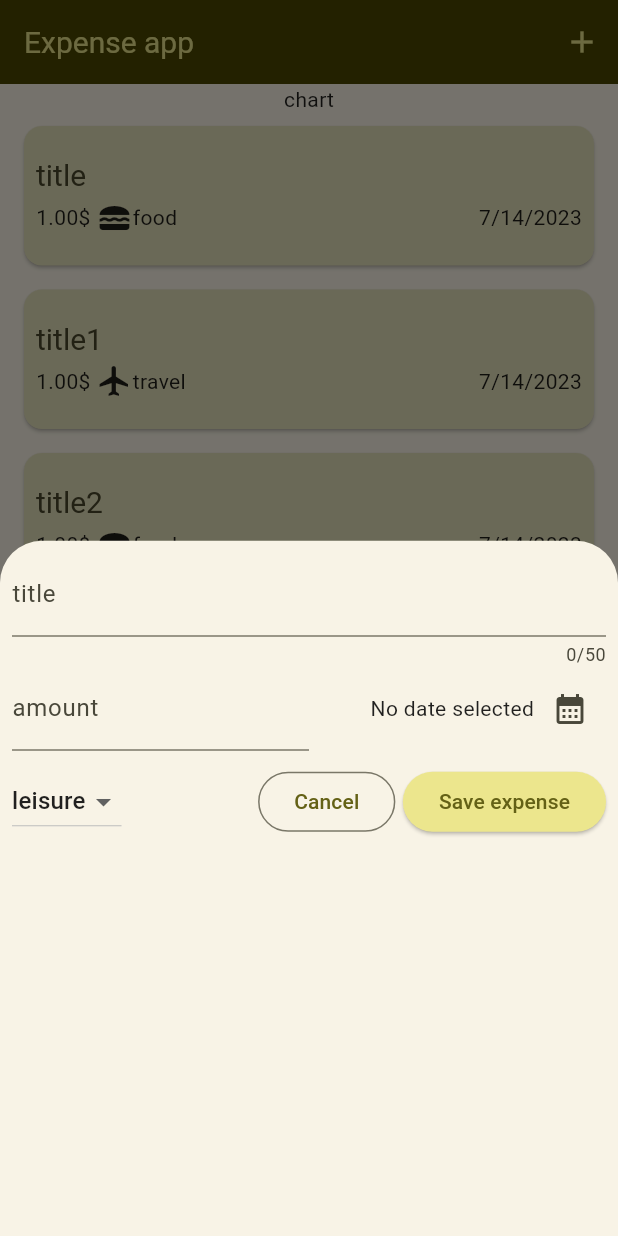
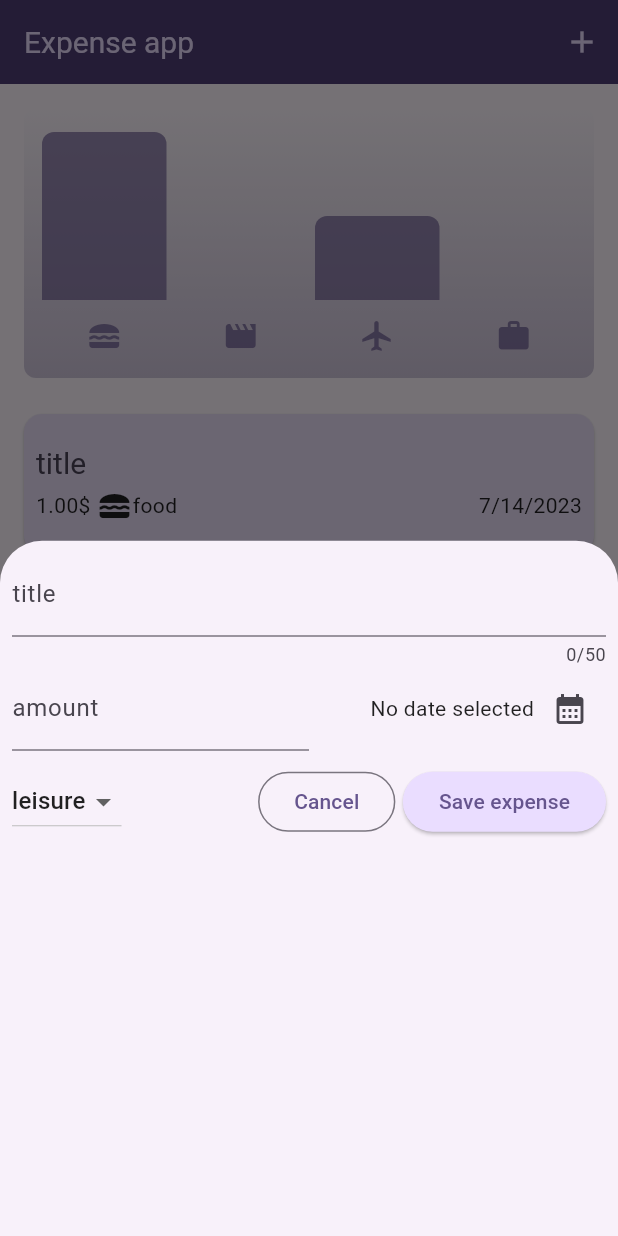
Before and after one commit to lisa-komarova/expense_app, a Flutter app: the screen it shows after launch, after a tap on the "add" icon, on a phone screen of 412 x 824 dp. Run offline on Flutter 3.47's test engine with Material 2 defaults, Android fonts, the phone set to English and light mode, and no system bars.

Commit message:
feat: add chart

```diff
--- a/lib/main.dart
+++ b/lib/main.dart
@@ -2,9 +2,11 @@ import 'package:expense_app/widgets/expenses.dart';
 import 'package:flutter/material.dart';
 
 var kColorScheme =
-    ColorScheme.fromSeed(seedColor: const Color.fromARGB(255, 249, 244, 191));
+    ColorScheme.fromSeed(seedColor: const Color.fromARGB(255, 210, 191, 249));
 var kDarkColorScheme =
-    ColorScheme.fromSeed(seedColor: const Color.fromARGB(255, 107, 98, 0));
+    ColorScheme.fromSeed(
+      brightness: Brightness.dark,
+      seedColor: const Color.fromARGB(255, 77, 0, 107));
 void main() {
   runApp(const MyApp());
 }
--- a/lib/models/expense.dart
+++ b/lib/models/expense.dart
@@ -4,12 +4,12 @@ import 'package:uuid/uuid.dart';
 
 final formatter = DateFormat.yMd();
 const uuid = Uuid();
-enum Category { food, travel, leisure, work }
+enum ExpenseCategory { food, travel, leisure, work }
 const categoryItems = {
-  Category.food: Icons.lunch_dining,
-  Category.travel: Icons.flight,
-  Category.leisure: Icons.movie,
-  Category.work: Icons.work,
+  ExpenseCategory.food: Icons.lunch_dining,
+  ExpenseCategory.travel: Icons.flight,
+  ExpenseCategory.leisure: Icons.movie,
+  ExpenseCategory.work: Icons.work,
 };
 
 class Expense {
@@ -23,7 +23,7 @@ class Expense {
   final String title;
   final double amount;
   final DateTime date;
-  final Category category;
+  final ExpenseCategory category;
 
   String get formatedDate {
     return formatter.format(date);
--- /dev/null
+++ b/lib/models/expense_bucket.dart
@@ -0,0 +1,20 @@
+import 'package:expense_app/models/expense.dart';
+
+class ExpenseBucket {
+  final ExpenseCategory category;
+  final List<Expense> expenses;
+
+  const ExpenseBucket({required this.category, required this.expenses});
+  ExpenseBucket.forCategory(
+      {required List<Expense> allExpenses, required this.category})
+      : expenses = allExpenses
+            .where((element) => element.category == category ? true : false)
+            .toList();
+  double get totalExpenses {
+    double sum = 0;
+    for (final expense in expenses) {
+      sum += expense.amount;
+    }
+    return sum;
+  }
+}
--- a/lib/widgets/expenses.dart
+++ b/lib/widgets/expenses.dart
@@ -1,5 +1,5 @@
-import 'package:expense_app/models/expense.dart' as model;
 import 'package:expense_app/models/expense.dart';
+import 'package:expense_app/widgets/chart/chart.dart';
 import 'package:expense_app/widgets/expenses_list/expenses_list.dart';
 import 'package:expense_app/widgets/new_expense.dart';
 import 'package:flutter/material.dart';
@@ -12,22 +12,22 @@ class Expenses extends StatefulWidget {
 }
 
 class _ExpensesState extends State<Expenses> {
-  final List<model.Expense> _registeredExpenses = [
-    model.Expense(
+  final List<Expense> _registeredExpenses = [
+    Expense(
         title: 'title',
         amount: 1,
         date: DateTime.now(),
-        category: model.Category.food),
-    model.Expense(
+        category: ExpenseCategory.food),
+    Expense(
         title: 'title1',
         amount: 1,
         date: DateTime.now(),
-        category: model.Category.travel),
-    model.Expense(
+        category: ExpenseCategory.travel),
+    Expense(
         title: 'title2',
         amount: 1,
         date: DateTime.now(),
-        category: model.Category.food),
+        category: ExpenseCategory.food),
   ];
 
   void _openAddExpenseOverlay() {
@@ -72,7 +72,7 @@ class _ExpensesState extends State<Expenses> {
       ),
       body: Column(
         children: [
-          const Text("chart"),
+          Chart(expenses: _registeredExpenses),
           Expanded(
               child: _registeredExpenses.isEmpty
                   ? const Center(child: Text('No expenses found'))
--- a/lib/widgets/new_expense.dart
+++ b/lib/widgets/new_expense.dart
@@ -15,7 +15,7 @@ class _NewExpenseState extends State<NewExpense> {
   final _textController = TextEditingController();
   final _amountController = TextEditingController();
   DateTime? _selectedDate;
-  Category _selectedCategory = Category.leisure;
+  ExpenseCategory _selectedCategory = ExpenseCategory.leisure;
   void _presentDatePicker() async {
     var now = DateTime.now();
     var firstDate = DateTime(now.year - 1, now.month, now.day);
@@ -115,14 +115,14 @@ class _NewExpenseState extends State<NewExpense> {
             children: [
               DropdownButton(
                   value: _selectedCategory,
-                  items: Category.values
+                  items: ExpenseCategory.values
                       .map((e) => DropdownMenuItem(
                           value: e, child: Text(e.name.toString())))
                       .toList(),
                   onChanged: (value) {
                     if (value == null) return;
                     setState(() {
-                      _selectedCategory = value as Category;
+                      _selectedCategory = value as ExpenseCategory;
                     });
                   }),
               const Spacer(),
```
